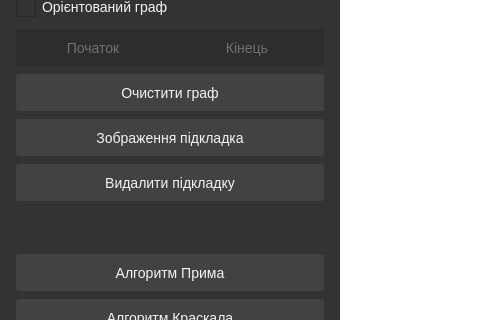
This is graphedit/mainwindow.ui in SnosMe/kursova as Qt 5 draws it before an edit; both pictures show x 0 to 480 and y 124 to 444 of the 1081 by 566 pixel window. The edited form follows.
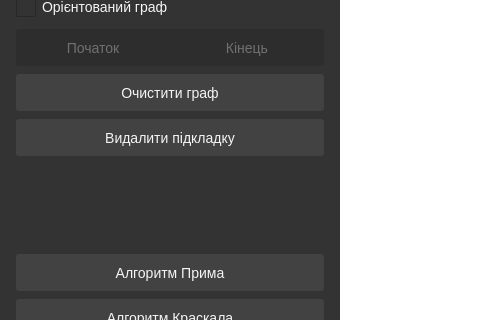
This is the edited form. The open tabs and pages were chosen to show the change. Icons and pictures are not drawn. Custom widgets are drawn as their Qt base class.

```diff
--- a/graphedit/mainwindow.ui
+++ b/graphedit/mainwindow.ui
@@ -667,6 +667,37 @@
             </widget>
            </item>
            <item>
+            <widget class="QStackedWidget" name="bgImgControls">
+             <property name="sizePolicy">
+              <sizepolicy hsizetype="Preferred" vsizetype="Fixed">
+               <horstretch>0</horstretch>
+               <verstretch>0</verstretch>
+              </sizepolicy>
+             </property>
+             <property name="styleSheet">
+              <string notr="true"/>
+             </property>
+             <property name="currentIndex">
+              <number>0</number>
+             </property>
+             <widget class="QWidget" name="page_bgImage">
+              <layout class="QVBoxLayout" name="verticalLayout_3">
+               <property name="spacing">
+                <number>0</number>
+               </property>
+               <property name="leftMargin">
+                <number>0</number>
+               </property>
+               <property name="topMargin">
+                <number>0</number>
+               </property>
+               <property name="rightMargin">
+                <number>0</number>
+               </property>
+               <property name="bottomMargin">
+                <number>0</number>
+               </property>
+               <item>
             <widget class="QPushButton" name="btn_bgImage">
              <property name="cursor">
               <cursorShape>PointingHandCursor</cursorShape>
@@ -676,6 +707,25 @@
              </property>
             </widget>
            </item>
+              </layout>
+             </widget>
+             <widget class="QWidget" name="page_delBgImage">
+              <layout class="QVBoxLayout" name="verticalLayout_4">
+               <property name="spacing">
+                <number>0</number>
+               </property>
+               <property name="leftMargin">
+                <number>0</number>
+               </property>
+               <property name="topMargin">
+                <number>0</number>
+               </property>
+               <property name="rightMargin">
+                <number>0</number>
+               </property>
+               <property name="bottomMargin">
+                <number>0</number>
+               </property>
            <item>
             <widget class="QPushButton" name="btn_deleteBgImage">
              <property name="cursor">
@@ -684,6 +734,10 @@
              <property name="text">
               <string>Видалити підкладку</string>
              </property>
+                </widget>
+               </item>
+              </layout>
+             </widget>
             </widget>
            </item>
            <item>
```
Lines whose indentation alone changed are shown as unchanged.
